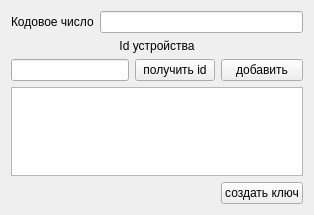
First picture: the form in keygen/keygen.ui, repository bsv/r245, before the edit.
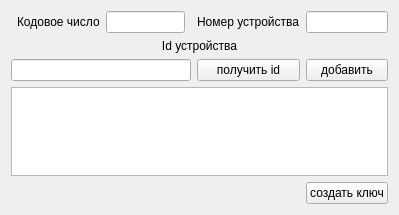
Second picture: the form after the edit.

```diff
--- a/keygen/keygen.ui
+++ b/keygen/keygen.ui
@@ -6,7 +6,7 @@
    <rect>
     <x>0</x>
     <y>0</y>
-    <width>314</width>
+    <width>399</width>
     <height>215</height>
    </rect>
   </property>
@@ -14,17 +14,7 @@
    <string>keygen</string>
   </property>
   <layout class="QGridLayout" name="gridLayout">
-   <item row="0" column="0">
-    <widget class="QLabel" name="code_label">
-     <property name="text">
-      <string>Кодовое число</string>
-     </property>
-    </widget>
-   </item>
-   <item row="0" column="1" colspan="5">
-    <widget class="QLineEdit" name="code_edit"/>
-   </item>
-   <item row="1" column="0" colspan="6">
+   <item row="2" column="1" colspan="6">
     <widget class="QLabel" name="id_label">
      <property name="text">
       <string>Id устройства</string>
@@ -34,33 +24,53 @@
      </property>
     </widget>
    </item>
-   <item row="3" column="0" colspan="6">
+   <item row="4" column="1" colspan="6">
     <widget class="QListView" name="dev_list"/>
    </item>
-   <item row="2" column="5">
+   <item row="3" column="6">
     <widget class="QPushButton" name="add_dev_btn">
      <property name="text">
       <string>добавить</string>
      </property>
     </widget>
    </item>
-   <item row="2" column="4">
+   <item row="3" column="5">
     <widget class="QPushButton" name="get_id_btn">
      <property name="text">
       <string>получить id</string>
      </property>
     </widget>
    </item>
-   <item row="5" column="5">
+   <item row="6" column="6">
     <widget class="QPushButton" name="save_button">
      <property name="text">
       <string>создать ключ</string>
      </property>
     </widget>
    </item>
-   <item row="2" column="0" colspan="4">
+   <item row="3" column="1" colspan="4">
     <widget class="QLineEdit" name="dev_edit"/>
    </item>
+   <item row="1" column="6">
+    <widget class="QLineEdit" name="num_edit"/>
+   </item>
+   <item row="1" column="5">
+    <widget class="QLabel" name="n_label">
+     <property name="text">
+      <string>Номер устройства</string>
+     </property>
+    </widget>
+   </item>
+   <item row="1" column="2">
+    <widget class="QLabel" name="code_label">
+     <property name="text">
+      <string>Кодовое число</string>
+     </property>
+    </widget>
+   </item>
+   <item row="1" column="3">
+    <widget class="QLineEdit" name="code_edit"/>
+   </item>
   </layout>
  </widget>
  <layoutdefault spacing="6" margin="11"/>
```
Left out of the diff: 2 changed lines with no effect on the pictures.
